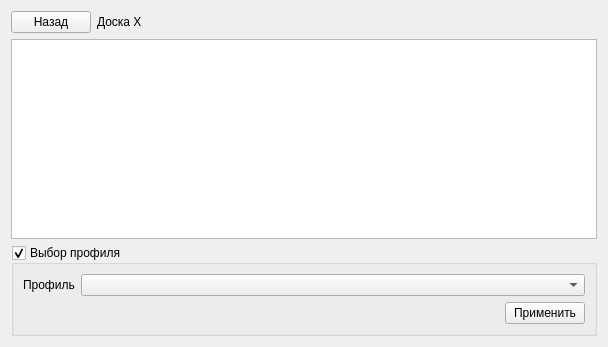
First picture: the form in gui/dslampagewidget.ui, repository cwlan2016/access-manager, before the edit.
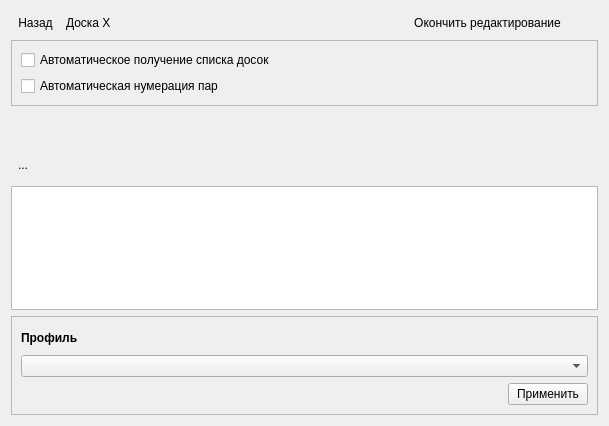
Second picture: the form after the edit. Icons and pictures are not drawn.

Commit message: Changes: * Full redesign interface app * Fixed bug get info from devices * Merge EditDslamBoardTablePageWidget with DslamPageWidget * Remove unused image * Bump version app * Some refactoring * 16x16 images replace on 22x22 images

```diff
--- a/gui/dslampagewidget.ui
+++ b/gui/dslampagewidget.ui
@@ -6,35 +6,281 @@
    <rect>
     <x>0</x>
     <y>0</y>
-    <width>608</width>
-    <height>347</height>
+    <width>609</width>
+    <height>426</height>
    </rect>
   </property>
   <property name="windowTitle">
    <string>Form</string>
   </property>
-  <layout class="QGridLayout" name="gridLayout">
-   <item row="0" column="2">
-    <spacer name="horizontalSpacer">
-     <property name="orientation">
-      <enum>Qt::Horizontal</enum>
-     </property>
-     <property name="sizeHint" stdset="0">
-      <size>
-       <width>460</width>
-       <height>20</height>
-      </size>
-     </property>
-    </spacer>
+  <layout class="QVBoxLayout" name="verticalLayout">
+   <item>
+    <widget class="QWidget" name="topButtonPanel" native="true">
+     <layout class="QHBoxLayout" name="horizontalLayout_3">
+      <property name="leftMargin">
+       <number>0</number>
+      </property>
+      <property name="topMargin">
+       <number>0</number>
+      </property>
+      <property name="rightMargin">
+       <number>0</number>
+      </property>
+      <property name="bottomMargin">
+       <number>0</number>
+      </property>
+      <item>
+       <widget class="QToolButton" name="backToBoardListButton">
+        <property name="text">
+         <string>Назад</string>
+        </property>
+        <property name="icon">
+         <iconset resource="../resource.qrc">
+          <normaloff>:/images/prev.png</normaloff>:/images/prev.png</iconset>
+        </property>
+        <property name="toolButtonStyle">
+         <enum>Qt::ToolButtonTextBesideIcon</enum>
+        </property>
+        <property name="autoRaise">
+         <bool>true</bool>
+        </property>
+       </widget>
+      </item>
+      <item>
+       <widget class="QLabel" name="boardNameLabel">
+        <property name="text">
+         <string>Доска X</string>
+        </property>
+       </widget>
+      </item>
+      <item>
+       <spacer name="horizontalSpacer">
+        <property name="orientation">
+         <enum>Qt::Horizontal</enum>
+        </property>
+        <property name="sizeHint" stdset="0">
+         <size>
+          <width>460</width>
+          <height>20</height>
+         </size>
+        </property>
+       </spacer>
+      </item>
+      <item>
+       <widget class="QToolButton" name="finishEditButton">
+        <property name="text">
+         <string>Окончить редактирование</string>
+        </property>
+        <property name="autoRaise">
+         <bool>true</bool>
+        </property>
+       </widget>
+      </item>
+      <item>
+       <widget class="QToolButton" name="beginEditButton">
+        <property name="toolTip">
+         <string>Перейте в режим редактирования</string>
+        </property>
+        <property name="text">
+         <string/>
+        </property>
+        <property name="icon">
+         <iconset resource="../resource.qrc">
+          <normaloff>:/images/edit.png</normaloff>:/images/edit.png</iconset>
+        </property>
+        <property name="popupMode">
+         <enum>QToolButton::InstantPopup</enum>
+        </property>
+        <property name="autoRaise">
+         <bool>true</bool>
+        </property>
+       </widget>
+      </item>
+     </layout>
+    </widget>
    </item>
-   <item row="0" column="1">
-    <widget class="QLabel" name="boardNameLabel">
-     <property name="text">
-      <string>Доска X</string>
-     </property>
+   <item>
+    <widget class="QWidget" name="editToolButtonPanel" native="true">
+     <layout class="QVBoxLayout" name="verticalLayout_4">
+      <property name="leftMargin">
+       <number>0</number>
+      </property>
+      <property name="topMargin">
+       <number>0</number>
+      </property>
+      <property name="rightMargin">
+       <number>0</number>
+      </property>
+      <property name="bottomMargin">
+       <number>0</number>
+      </property>
+      <item>
+       <widget class="QFrame" name="editBoardFrame">
+        <property name="frameShape">
+         <enum>QFrame::StyledPanel</enum>
+        </property>
+        <property name="frameShadow">
+         <enum>QFrame::Raised</enum>
+        </property>
+        <layout class="QVBoxLayout" name="verticalLayout_3">
+         <property name="leftMargin">
+          <number>9</number>
+         </property>
+         <property name="topMargin">
+          <number>9</number>
+         </property>
+         <property name="rightMargin">
+          <number>9</number>
+         </property>
+         <property name="bottomMargin">
+          <number>9</number>
+         </property>
+         <item>
+          <widget class="QCheckBox" name="autoUpdateBoardListCheckBox">
+           <property name="text">
+            <string>Автоматическое получение списка досок</string>
+           </property>
+          </widget>
+         </item>
+         <item>
+          <widget class="QCheckBox" name="autoNumeringPairCheckBox">
+           <property name="text">
+            <string>Автоматическая нумерация пар</string>
+           </property>
+          </widget>
+         </item>
+        </layout>
+       </widget>
+      </item>
+      <item>
+       <layout class="QHBoxLayout" name="horizontalLayout_7">
+        <item>
+         <widget class="QToolButton" name="editBoardButton">
+          <property name="text">
+           <string/>
+          </property>
+          <property name="icon">
+           <iconset resource="../resource.qrc">
+            <normaloff>:/images/edit.png</normaloff>:/images/edit.png</iconset>
+          </property>
+          <property name="iconSize">
+           <size>
+            <width>24</width>
+            <height>24</height>
+           </size>
+          </property>
+          <property name="autoRaise">
+           <bool>true</bool>
+          </property>
+         </widget>
+        </item>
+        <item>
+         <widget class="QToolButton" name="removeBoardButton">
+          <property name="icon">
+           <iconset resource="../resource.qrc">
+            <normaloff>:/images/remove.png</normaloff>:/images/remove.png</iconset>
+          </property>
+          <property name="iconSize">
+           <size>
+            <width>24</width>
+            <height>24</height>
+           </size>
+          </property>
+          <property name="autoRaise">
+           <bool>true</bool>
+          </property>
+         </widget>
+        </item>
+        <item>
+         <spacer name="horizontalSpacer_5">
+          <property name="orientation">
+           <enum>Qt::Horizontal</enum>
+          </property>
+          <property name="sizeHint" stdset="0">
+           <size>
+            <width>40</width>
+            <height>20</height>
+           </size>
+          </property>
+         </spacer>
+        </item>
+       </layout>
+      </item>
+     </layout>
     </widget>
    </item>
-   <item row="1" column="0" colspan="3">
+   <item>
+    <widget class="QWidget" name="operationToolButtonPanel" native="true">
+     <layout class="QHBoxLayout" name="horizontalLayout_2">
+      <property name="leftMargin">
+       <number>0</number>
+      </property>
+      <property name="topMargin">
+       <number>0</number>
+      </property>
+      <property name="rightMargin">
+       <number>0</number>
+      </property>
+      <property name="bottomMargin">
+       <number>0</number>
+      </property>
+      <item>
+       <widget class="QToolButton" name="upPortButton">
+        <property name="text">
+         <string>...</string>
+        </property>
+        <property name="icon">
+         <iconset resource="../resource.qrc">
+          <normaloff>:/images/up.png</normaloff>:/images/up.png</iconset>
+        </property>
+        <property name="iconSize">
+         <size>
+          <width>24</width>
+          <height>24</height>
+         </size>
+        </property>
+        <property name="autoRaise">
+         <bool>true</bool>
+        </property>
+       </widget>
+      </item>
+      <item>
+       <widget class="QToolButton" name="downPortButton">
+        <property name="text">
+         <string/>
+        </property>
+        <property name="icon">
+         <iconset resource="../resource.qrc">
+          <normaloff>:/images/down.png</normaloff>:/images/down.png</iconset>
+        </property>
+        <property name="iconSize">
+         <size>
+          <width>24</width>
+          <height>24</height>
+         </size>
+        </property>
+        <property name="autoRaise">
+         <bool>true</bool>
+        </property>
+       </widget>
+      </item>
+      <item>
+       <spacer name="horizontalSpacer_3">
+        <property name="orientation">
+         <enum>Qt::Horizontal</enum>
+        </property>
+        <property name="sizeHint" stdset="0">
+         <size>
+          <width>40</width>
+          <height>20</height>
+         </size>
+        </property>
+       </spacer>
+      </item>
+     </layout>
+    </widget>
+   </item>
+   <item>
     <widget class="QTreeView" name="dslamTreeView">
      <property name="contextMenuPolicy">
       <enum>Qt::CustomContextMenu</enum>
@@ -47,37 +293,53 @@
      </property>
     </widget>
    </item>
-   <item row="0" column="0">
-    <widget class="QPushButton" name="backToBoardListButton">
-     <property name="text">
-      <string>Назад</string>
+   <item>
+    <widget class="QFrame" name="profileFrame">
+     <property name="frameShape">
+      <enum>QFrame::StyledPanel</enum>
      </property>
-     <property name="icon">
-      <iconset resource="../resource.qrc">
-       <normaloff>:/images/prev.png</normaloff>:/images/prev.png</iconset>
+     <property name="frameShadow">
+      <enum>QFrame::Raised</enum>
      </property>
-    </widget>
-   </item>
-   <item row="2" column="0" colspan="3">
-    <widget class="QGroupBox" name="selectProfileGroupBox">
-     <property name="title">
-      <string>Выбор профиля</string>
-     </property>
-     <property name="checkable">
-      <bool>true</bool>
-     </property>
-     <layout class="QFormLayout" name="formLayout">
-      <item row="1" column="0">
-       <widget class="QLabel" name="profileDescLabel">
-        <property name="text">
-         <string>Профиль</string>
-        </property>
-       </widget>
+     <layout class="QVBoxLayout" name="verticalLayout_2">
+      <item>
+       <layout class="QHBoxLayout" name="horizontalLayout_4">
+        <item>
+         <widget class="QLabel" name="profileFrameLabel">
+          <property name="font">
+           <font>
+            <weight>75</weight>
+            <bold>true</bold>
+           </font>
+          </property>
+          <property name="text">
+           <string>Профиль</string>
+          </property>
+         </widget>
+        </item>
+        <item>
+         <widget class="QToolButton" name="closeProfileFrameButton">
+          <property name="toolTip">
+           <string>Закрыть</string>
+          </property>
+          <property name="text">
+           <string/>
+          </property>
+          <property name="icon">
+           <iconset resource="../resource.qrc">
+            <normaloff>:/images/close.png</normaloff>:/images/close.png</iconset>
+          </property>
+          <property name="autoRaise">
+           <bool>true</bool>
+          </property>
+         </widget>
+        </item>
+       </layout>
       </item>
-      <item row="1" column="1">
+      <item>
        <widget class="QComboBox" name="profileListComboBox"/>
       </item>
-      <item row="2" column="0" colspan="2">
+      <item>
        <layout class="QHBoxLayout" name="horizontalLayout">
         <item>
          <spacer name="horizontalSpacer_2">
```
Left out of the diff: 52 changed lines with no effect on the pictures. The commit also changes 41 other files.
